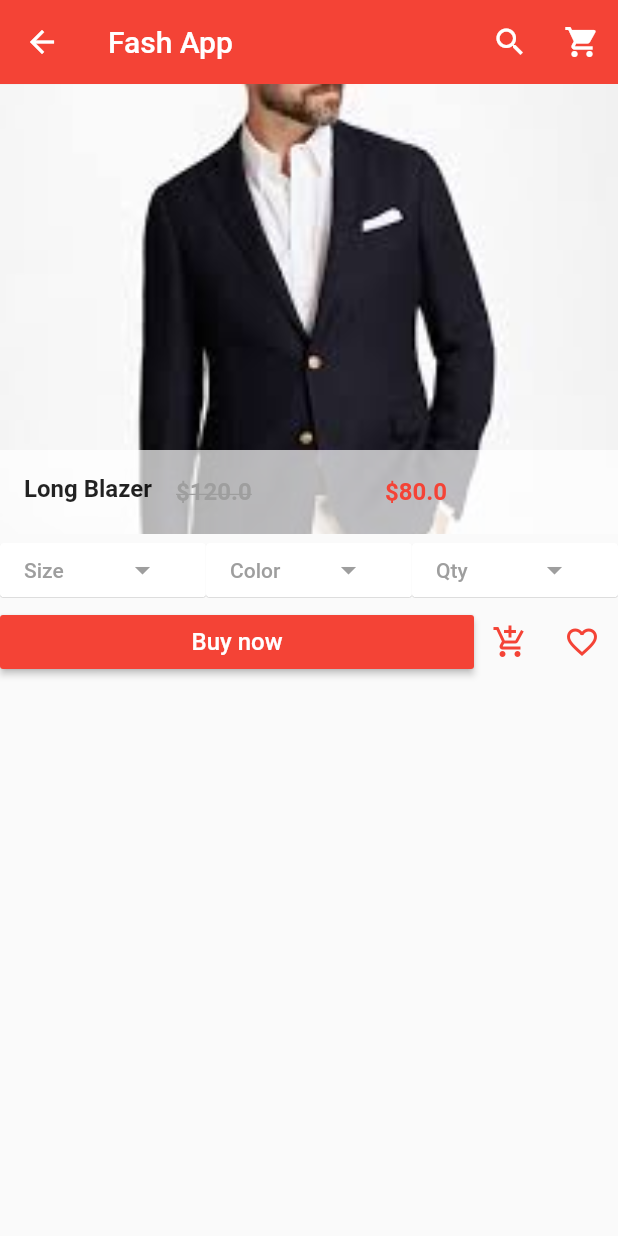
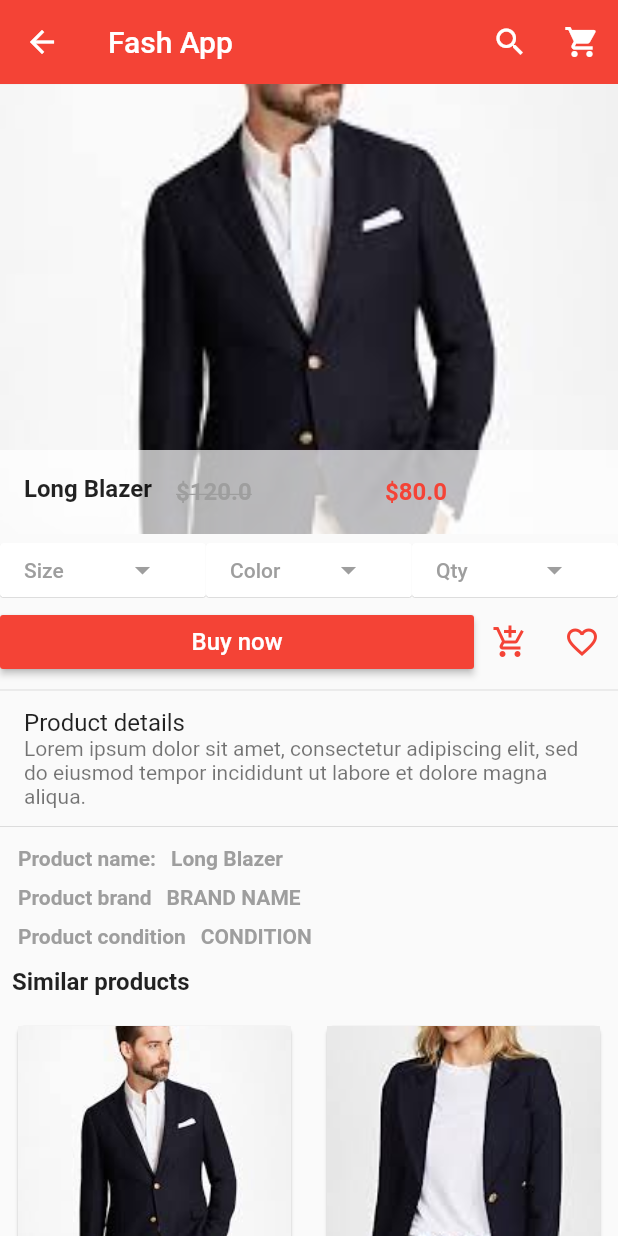
Before and after one commit to bikashKatwal/flutter_ecom, a Flutter app: the screen it shows after launch, after a tap on "Long Blazer", on a phone screen of 412 x 824 dp. Run offline on Flutter 3.47's test engine with Material 2 defaults, Android fonts, the phone set to English and light mode, and no system bars; our stand-ins replace carousel_pro.

Commit message:
added new features

```diff
--- a/lib/commons/constants.dart
+++ b/lib/commons/constants.dart
@@ -5,5 +5,6 @@ const kWhite = Colors.white;
 const kGrey = Colors.grey;
 const kBlack = Colors.black;
 const kBlue = Colors.blue;
+const kGreen = Colors.green;
 const kWhite70 = Colors.white70;
 const String app_color = "#FFD342";
--- a/lib/commons/custom_drawer.dart
+++ b/lib/commons/custom_drawer.dart
@@ -13,8 +13,8 @@ class _CustomDrawerState extends State<CustomDrawer> {
   List _drawerItems = [
     {"icon": Icons.home, "name": "Home"},
     {"icon": Icons.account_circle, "name": "My account"},
-    {"icon": Icons.shopping_basket, "name": "Shopping"},
-    {"icon": Icons.dashboard, "name": "My orders"},
+    {"icon": Icons.shopping_basket, "name": "My orders"},
+    {"icon": Icons.shopping_cart, "name": "Shopping cart"},
     {"icon": Icons.favorite, "name": "Favourites"},
     {"icon": Icons.settings, "name": "Settings"},
     {"icon": Icons.help, "name": "About"},
@@ -23,8 +23,11 @@ class _CustomDrawerState extends State<CustomDrawer> {
   _iconColor(int i) {
     int _count = _drawerItems.length;
     if (_count - 1 == i) {
-      return kBlue;
+      return kGrey;
+    } else if (_count - 2 == i) {
+      return kGrey;
     }
+    return kRed;
   }
 
   @override
--- a/lib/pages/product_details.dart
+++ b/lib/pages/product_details.dart
@@ -4,6 +4,8 @@ import 'package:flutter_ecom/commons/custom_icon.dart';
 import 'package:flutter_ecom/commons/custom_icon_button.dart';
 import 'package:flutter_ecom/commons/custom_material_button.dart';
 import 'package:flutter_ecom/commons/custom_text.dart';
+import 'package:flutter_ecom/screens/home_screen.dart';
+import 'package:flutter_ecom/widgets/products_widget.dart';
 
 class ProductDetails extends StatefulWidget {
   final String prodName;
@@ -19,14 +21,46 @@ class ProductDetails extends StatefulWidget {
 }
 
 class _ProductDetailsState extends State<ProductDetails> {
+  _onDropDownPressed(String text) {
+    showDialog(
+      context: context,
+      builder: (context) {
+        return AlertDialog(
+          title: CustomText(
+            text: text,
+          ),
+          content: CustomText(
+            text: "Please add the quantity...",
+          ),
+          actions: <Widget>[
+            MaterialButton(
+              onPressed: () {
+                Navigator.of(context).pop(context);
+              },
+              child: CustomText(
+                text: "close",
+              ),
+            ),
+          ],
+        );
+      },
+    );
+  }
+
   @override
   Widget build(BuildContext context) {
     return Scaffold(
       appBar: AppBar(
         elevation: 0.1,
         backgroundColor: kRed,
-        title: CustomText(
-          text: 'Fash App',
+        title: InkWell(
+          onTap: () {
+            Navigator.push(
+                context, MaterialPageRoute(builder: (context) => HomeScreen()));
+          },
+          child: CustomText(
+            text: 'Fash App',
+          ),
         ),
         actions: <Widget>[
           CustomIconButton(
@@ -99,7 +133,7 @@ class _ProductDetailsState extends State<ProductDetails> {
             children: <Widget>[
               Expanded(
                 child: CustomMaterialButton(
-                  onPressed: () {},
+                  onPressed: () => _onDropDownPressed("Size"),
                   color: kWhite,
                   textColor: kGrey,
                   elevation: 0.2,
@@ -122,7 +156,7 @@ class _ProductDetailsState extends State<ProductDetails> {
               ),
               Expanded(
                 child: CustomMaterialButton(
-                  onPressed: () {},
+                  onPressed: () => _onDropDownPressed("Color"),
                   color: kWhite,
                   textColor: kGrey,
                   elevation: 0.2,
@@ -145,7 +179,7 @@ class _ProductDetailsState extends State<ProductDetails> {
               ),
               Expanded(
                 child: CustomMaterialButton(
-                  onPressed: () {},
+                  onPressed: () => _onDropDownPressed("Quantity"),
                   color: kWhite,
                   textColor: kGrey,
                   elevation: 0.2,
@@ -199,6 +233,95 @@ class _ProductDetailsState extends State<ProductDetails> {
               ),
             ],
           ),
+
+          Divider(),
+          ListTile(
+            title: CustomText(
+              text: "Product details",
+            ),
+            subtitle: CustomText(
+              text:
+                  "Lorem ipsum dolor sit amet, consectetur adipiscing elit, sed do eiusmod tempor incididunt ut labore et dolore magna aliqua.",
+            ),
+          ),
+          Divider(),
+          Row(
+            children: <Widget>[
+              Padding(
+                padding: EdgeInsets.fromLTRB(12.0, 5.0, 5.0, 5.0),
+                child: CustomText(
+                  text: "Product name:",
+                  color: kGrey,
+                  fontWeight: FontWeight.bold,
+                ),
+              ),
+              Padding(
+                padding: EdgeInsets.all(5.0),
+                child: CustomText(
+                  text: widget.prodName,
+                  color: kGrey,
+                  fontWeight: FontWeight.bold,
+                ),
+              ),
+            ],
+          ),
+
+          Row(
+            children: <Widget>[
+              Padding(
+                padding: EdgeInsets.fromLTRB(12.0, 5.0, 5.0, 5.0),
+                child: CustomText(
+                  text: "Product brand",
+                  color: kGrey,
+                  fontWeight: FontWeight.bold,
+                ),
+              ),
+              //TODO NEED To UPDATE Brand Name and Condition
+              Padding(
+                padding: EdgeInsets.all(5.0),
+                child: CustomText(
+                  text: "BRAND NAME",
+                  color: kGrey,
+                  fontWeight: FontWeight.bold,
+                ),
+              ),
+            ],
+          ),
+
+          Row(
+            children: <Widget>[
+              Padding(
+                padding: EdgeInsets.fromLTRB(12.0, 5.0, 5.0, 5.0),
+                child: CustomText(
+                  text: "Product condition",
+                  color: kGrey,
+                  fontWeight: FontWeight.bold,
+                ),
+              ),
+              Padding(
+                padding: EdgeInsets.all(5.0),
+                child: CustomText(
+                  text: "CONDITION",
+                  color: kGrey,
+                  fontWeight: FontWeight.bold,
+                ),
+              ),
+            ],
+          ),
+
+          //Similar Products
+          Padding(
+            padding: const EdgeInsets.all(8.0),
+            child: CustomText(
+              text: "Similar products",
+              fontSize: 16,
+              fontWeight: FontWeight.bold,
+            ),
+          ),
+          Container(
+            height: 360,
+            child: ProductsWidget(),
+          ),
         ],
       ),
     );
--- a/lib/screens/home_screen.dart
+++ b/lib/screens/home_screen.dart
@@ -25,6 +25,7 @@ class HomeScreen extends StatelessWidget {
       autoplay: false,
       animationCurve: Curves.fastOutSlowIn,
       animationDuration: Duration(milliseconds: 1000),
+      dotBgColor: Colors.transparent,
       dotSize: 4.0,
       indicatorBgPadding: 8.0,
     ),
@@ -78,7 +79,7 @@ class HomeScreen extends StatelessWidget {
 
               //? Recent products
               Padding(
-                padding: const EdgeInsets.all(20.0),
+                padding: const EdgeInsets.all(10.0),
                 child: CustomText(
                   text: Strings.recent_product,
                   fontSize: 20,
@@ -88,7 +89,7 @@ class HomeScreen extends StatelessWidget {
 
               //? Product listed
               Container(
-                height: 320,
+                height: 280,
                 child: ProductsWidget(),
               )
             ],
--- a/lib/widgets/products_widget.dart
+++ b/lib/widgets/products_widget.dart
@@ -3,6 +3,9 @@ import 'package:flutter_ecom/commons/images.dart';
 import 'package:flutter_ecom/widgets/single_product_widget.dart';
 
 class ProductsWidget extends StatefulWidget {
+  final bool isHeroTagRequired;
+
+  const ProductsWidget({this.isHeroTagRequired = false});
   @override
   _ProductsWidgetState createState() => _ProductsWidgetState();
 }
@@ -90,6 +93,7 @@ class _ProductsWidgetState extends State<ProductsWidget> {
           prodPicture: _product["picture"],
           prodOldPrice: _product["old_price"],
           prodPrice: _product["price"],
+          isHeroTagRequired: widget.isHeroTagRequired,
         );
       },
     );
--- a/lib/widgets/single_product_widget.dart
+++ b/lib/widgets/single_product_widget.dart
@@ -8,20 +8,20 @@ class SingleProductWidget extends StatelessWidget {
   final String prodPicture;
   final double prodOldPrice;
   final double prodPrice;
+  final bool isHeroTagRequired;
 
   const SingleProductWidget(
       {@required this.prodName,
       @required this.prodPicture,
       @required this.prodOldPrice,
-      @required this.prodPrice});
+      @required this.prodPrice,
+      @required this.isHeroTagRequired});
 
   @override
   Widget build(BuildContext context) {
     return Padding(
       padding: const EdgeInsets.all(8.0),
       child: Card(
-        child: Hero(
-          tag: prodName,
         child: InkWell(
           onTap: () => Navigator.of(context).push(
             MaterialPageRoute(
@@ -36,27 +36,34 @@ class SingleProductWidget extends StatelessWidget {
           child: GridTile(
             footer: Container(
                 color: kWhite70,
-                child: ListTile(
-                  leading: CustomText(
+                child: Row(
+                  children: <Widget>[
+                    Expanded(
+                      child: CustomText(
                         text: prodName,
+                        fontSize: 16.0,
                         fontWeight: FontWeight.bold,
                       ),
-                  title: CustomText(
-                    text: "\$$prodPrice",
+                    ),
+                    CustomText(
+                      text: '\$$prodPrice',
                       color: kRed,
-                    fontWeight: FontWeight.w800,
+                      fontSize: 16.0,
+                      fontWeight: FontWeight.bold,
                     ),
-                  subtitle: CustomText(
-                    text: "\$$prodOldPrice",
-                    color: kBlack,
-                    textDecoration: TextDecoration.lineThrough,
-                  ),
-                ),
-              ),
+                  ],
+                )),
+            child: isHeroTagRequired
+                ? Hero(
+                    tag: prodName,
                     child: Image.asset(
                       prodPicture,
                       fit: BoxFit.cover,
                     ),
+                  )
+                : Image.asset(
+                    prodPicture,
+                    fit: BoxFit.cover,
                   ),
           ),
         ),
```
Also changed, not shown: lib/widgets/similar_products.dart (added). Lines whose indentation alone changed are shown as unchanged.
